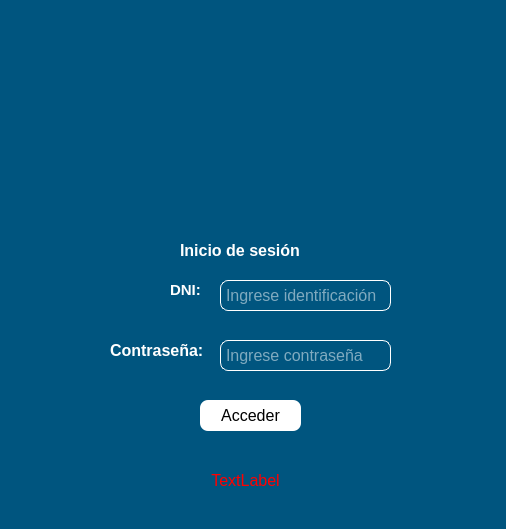
Qt form gui/login.ui (DeiviHerreraDiaz09/Student-Management-Project) before a commit.
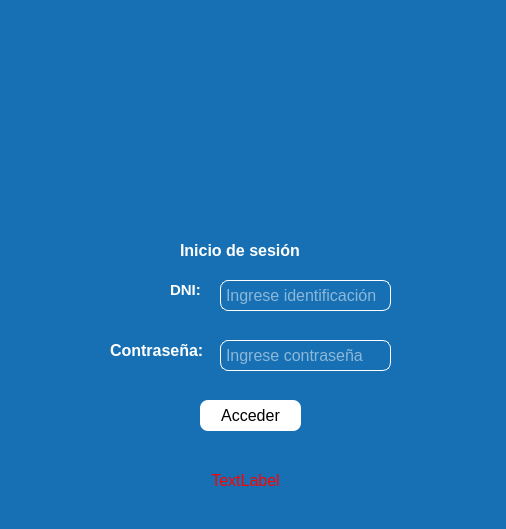
The same form after that commit. Icons and pictures are not drawn.

```diff
--- a/gui/login.ui
+++ b/gui/login.ui
@@ -14,7 +14,7 @@
    <string>Inicio de sesión</string>
   </property>
   <property name="styleSheet">
-   <string notr="true">background-color: rgb(0, 85, 127);</string>
+   <string notr="true">background-color:#1770b3;</string>
   </property>
   <widget class="QLabel" name="logoIcon">
    <property name="geometry">
```
